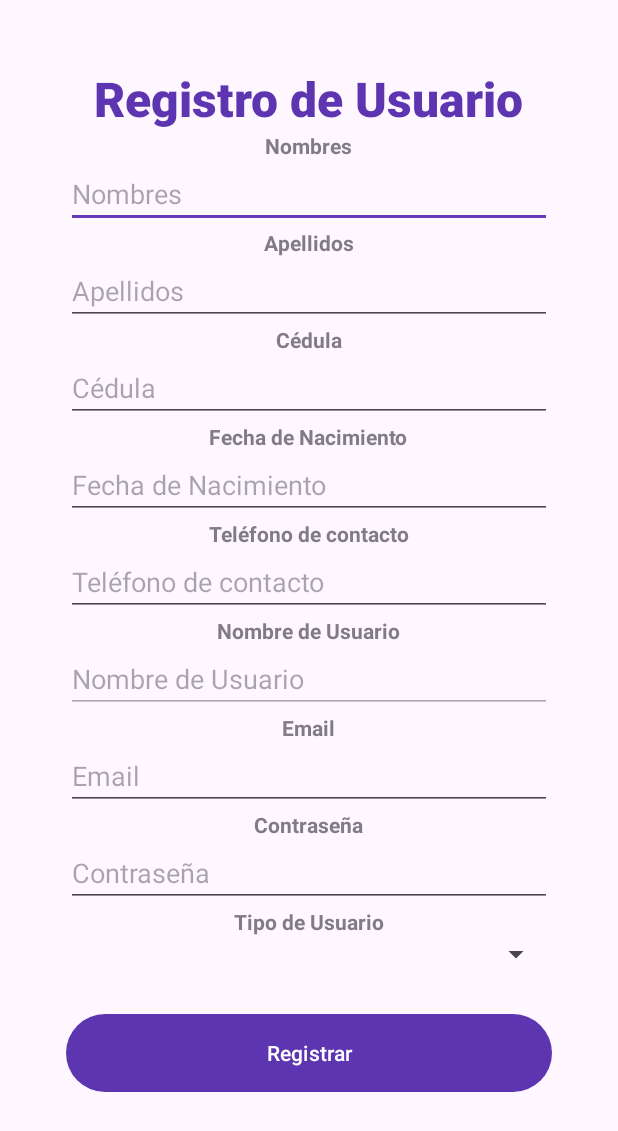
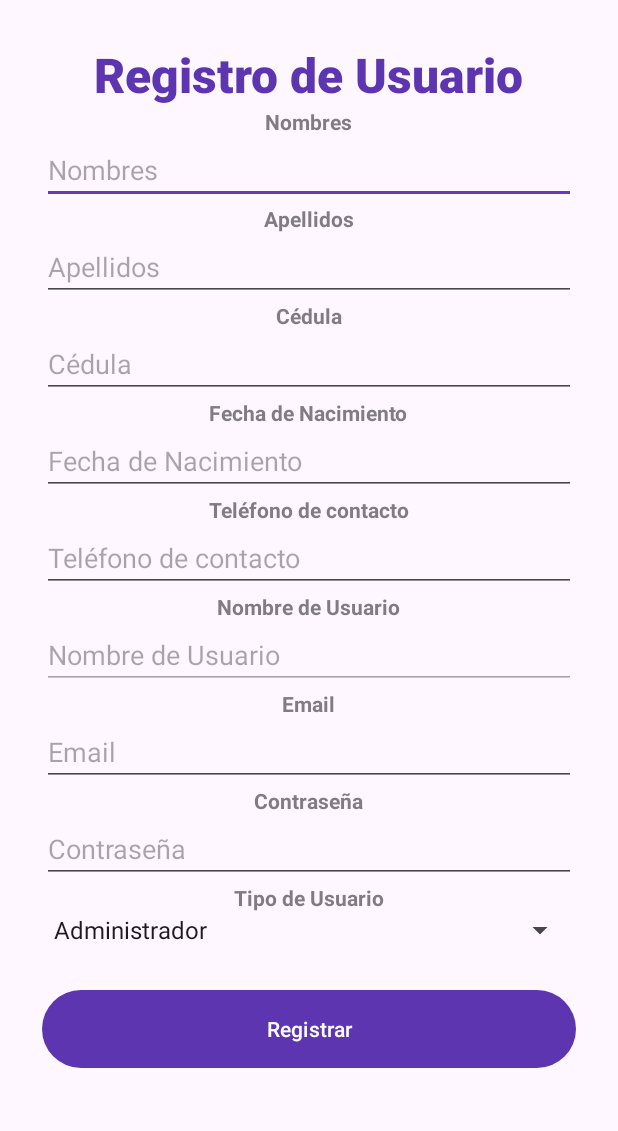
Before and after one commit to CodigoCreativoUTEC/mobilePFT, an Android app: the Registro screen opened directly, with no data from a screen before it, on a phone screen of 412 x 824 dp. Shown: the top 1131 px of the screen. Run offline under Robolectric (Android 15) with nearby library versions, the phone set to English and light mode, and no system bars.

Commit message:
Activity Dashboard creada

```diff
--- a/app/src/main/AndroidManifest.xml
+++ b/app/src/main/AndroidManifest.xml
@@ -1,6 +1,8 @@
 <?xml version="1.0" encoding="utf-8"?>
 <manifest xmlns:android="http://schemas.android.com/apk/res/android"
     xmlns:tools="http://schemas.android.com/tools">
+
+    <uses-permission android:name="android.permission.INTERNET" />
 
     <application
         android:allowBackup="true"
@@ -16,6 +18,10 @@
             android:name=".Registro"
             android:exported="false" />
         <activity
+            android:name=".DashboardActivity"
+            android:exported="true"/>
+
+        <activity
             android:name=".MainActivity"
             android:exported="true">
             <intent-filter>
--- a/app/src/main/java/com/codigocreativo/mobile/Registro.kt
+++ b/app/src/main/java/com/codigocreativo/mobile/Registro.kt
@@ -2,6 +2,7 @@ package com.codigocreativo.mobile
 
 import android.annotation.SuppressLint
 import android.os.Bundle
+import android.widget.RelativeLayout
 import androidx.activity.enableEdgeToEdge
 import androidx.appcompat.app.AppCompatActivity
 import androidx.core.view.ViewCompat
@@ -13,7 +14,10 @@ class Registro : AppCompatActivity() {
         super.onCreate(savedInstanceState)
         enableEdgeToEdge()
         setContentView(R.layout.activity_registro)
-        ViewCompat.setOnApplyWindowInsetsListener(findViewById(R.id.main)) { v, insets ->
+
+        // Ahora `R.id.main` no devolverá null ya que el RelativeLayout tiene ese ID
+        val mainView = findViewById<RelativeLayout>(R.id.main)
+        ViewCompat.setOnApplyWindowInsetsListener(mainView) { v, insets ->
             val systemBars = insets.getInsets(WindowInsetsCompat.Type.systemBars())
             v.setPadding(systemBars.left, systemBars.top, systemBars.right, systemBars.bottom)
             insets
--- a/app/src/main/res/layout/activity_main.xml
+++ b/app/src/main/res/layout/activity_main.xml
@@ -169,7 +169,7 @@
                     android:layout_width="48dp"
                     android:layout_height="48dp"
                     android:layout_margin="12dp"
-                    android:background="@drawable/googleIcon"
+                    android:background="@drawable/google_icon"
                     android:clickable="true"
                     android:focusable="true"
                     android:contentDescription="Iniciar sesión con Google"/>
--- a/app/src/main/res/layout/activity_registro.xml
+++ b/app/src/main/res/layout/activity_registro.xml
@@ -2,9 +2,10 @@
 <RelativeLayout xmlns:android="http://schemas.android.com/apk/res/android"
     xmlns:app="http://schemas.android.com/apk/res-auto"
     xmlns:tools="http://schemas.android.com/tools"
+    android:id="@+id/main"
     android:layout_width="match_parent"
     android:layout_height="match_parent"
-    tools:context=".RegisterActivity"
+    tools:context=".Registro"
     android:padding="16dp">
 
     <ScrollView
--- /dev/null
+++ b/app/src/main/res/values/arrays.xml
@@ -0,0 +1,9 @@
+<?xml version="1.0" encoding="utf-8"?>
+
+<resources>
+    <string-array name="user_types">
+        <item>Administrador</item>
+        <item>Usuario</item>
+        <item>Invitado</item>
+    </string-array>
+</resources>
```
Also changed, not shown: app/src/main/java/com/codigocreativo/mobile/DashboardActivity.kt (added, +11 -0 lines), app/src/main/java/com/codigocreativo/mobile/MainActivity.kt (+21 -0 lines), app/src/main/res/layout/activity_dashboard.xml (added, +17 -0 lines), app/src/main/res/drawable/google_icon.png (renamed from app/src/main/res/drawable/googleIcon.png).
